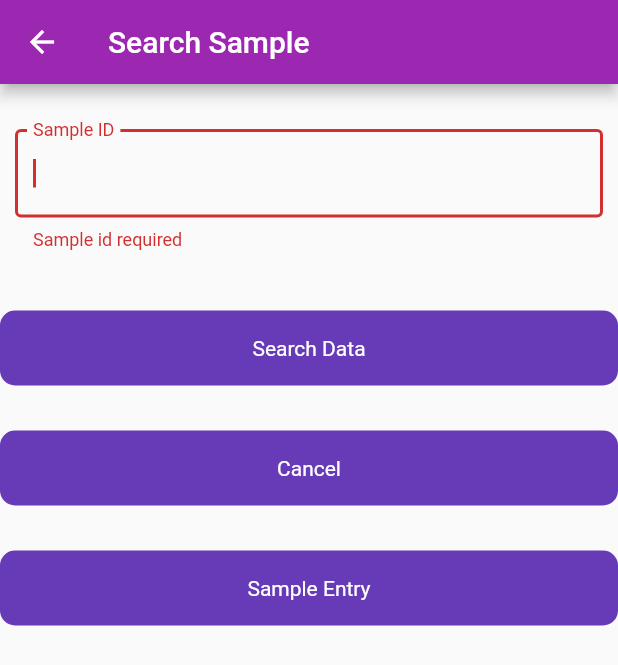
After one commit to AKUH-GIT/docsmgtfirebase, a Flutter app: the SearchSample screen opened directly, after a tap on "Search Data", on a phone screen of 412 x 824 dp. The commit adds this screen. Shown: the top 665 px of the screen. Run offline on Flutter 3.47's test engine with Material 2 defaults, Android fonts, the phone set to English and light mode, and no system bars; our stand-ins replace cloud_firestore, dropdown_search, file_picker, firebase_auth, firebase_core, firebase_database and 1 more; missing offline and left inert: filesize; accounts and stored records are empty.

```diff
--- /dev/null
+++ b/lib/ui/SearchSample.dart
@@ -0,0 +1,122 @@
+import 'package:flutter/material.dart';
+import 'package:docsmgtfirebase/ui/SampleEntry.dart';
+import 'package:cloud_firestore/cloud_firestore.dart';
+import '../utils/Utils.dart';
+import '../widgets/RoundButton.dart';
+import 'package:flutter/foundation.dart';
+
+class SearchSample extends StatefulWidget {
+  const SearchSample({Key? key}) : super(key: key);
+
+  @override
+  SearchSampleState createState() => new SearchSampleState();
+}
+
+class SearchSampleState extends State<SearchSample> {
+  TextEditingController SampleIDController = TextEditingController();
+
+  final scaffoldKey = GlobalKey<ScaffoldState>();
+  final _formKey = GlobalKey<FormState>();
+  bool loading = false;
+  String btnText = "";
+
+  var focusNode = FocusNode();
+
+  @override
+  void initState() {
+    super.initState();
+  }
+
+  @override
+  Widget build(BuildContext context) {
+    return WillPopScope(
+      onWillPop: () async {
+        return false;
+      },
+      child: Scaffold(
+        appBar: AppBar(
+          title: Text('Search Sample'),
+          backgroundColor: Colors.purple,
+        ),
+        body: Form(
+          key: _formKey,
+          child: ListView(
+            children: <Widget>[
+              Container(
+                alignment: Alignment.center,
+                padding: const EdgeInsets.all(10),
+              ),
+              Container(
+                padding: const EdgeInsets.all(10),
+                child: TextFormField(
+                  controller: SampleIDController,
+                  autofocus: true,
+                  focusNode: focusNode,
+                  validator: (value) {
+                    if (value!.isEmpty)
+                      return "Sample id required";
+                    else
+                      return null;
+                  },
+                  decoration: const InputDecoration(
+                      border: OutlineInputBorder(), labelText: 'Sample ID'),
+                ),
+              ),
+              SizedBox(
+                height: 30,
+              ),
+              RoundButton(
+                title: 'Search Data',
+                loading: loading,
+                onTap: () async {
+                  if (_formKey.currentState!.validate()) {
+                    setState(() {
+                      loading = true;
+                    });
+
+                    final projectModels =
+                        FirebaseFirestore.instance.collection('SampleEntry');
+                  }
+                },
+              ),
+              SizedBox(
+                height: 30,
+              ),
+              RoundButton(
+                title: 'Cancel',
+                loading: loading,
+                onTap: _clearField,
+              ),
+              SizedBox(
+                height: 30,
+              ),
+              RoundButton(
+                title: 'Sample Entry',
+                onTap: _gotoSampleEntry,
+              ),
+            ],
+          ),
+        ),
+      ),
+    );
+  }
+
+  _gotoSampleEntry() {
+    Navigator.push(
+        context, MaterialPageRoute(builder: (context) => new SampleEntry()));
+  }
+
+  void _searchSampleID() async {}
+
+  void _clearField() {
+    _formKey.currentState!.reset();
+    SampleIDController.text = "";
+  }
+
+  void _submit() {
+    if (this._formKey.currentState!.validate()) {
+      _formKey.currentState!.save();
+      _searchSampleID();
+    }
+  }
+}
```
Also changed, not shown: lib/ui/InnerFolder.dart (added, +290 -0 lines), lib/ui/SampleEntry.dart (+16 -0 lines), lib/ui/ViewFiles.dart (added, +309 -0 lines).
